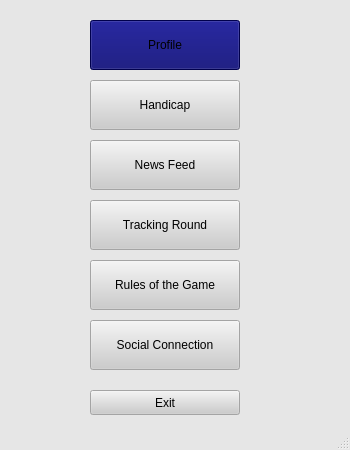
Above: GolfApp/mainwindow.ui from drober23/CS340-GolfApp before the change. Below: the same form after it.
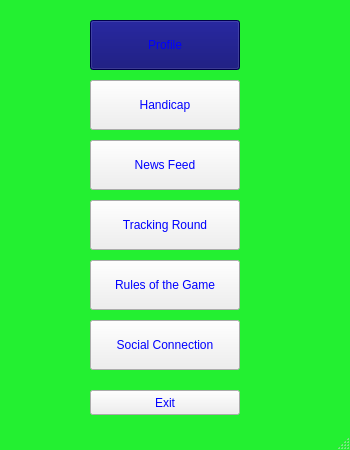
That is the form after the change. Icons and pictures are not drawn.

Commit message: some graphics and new logo

```diff
--- a/GolfApp/mainwindow.ui
+++ b/GolfApp/mainwindow.ui
@@ -18,52 +18,16 @@
        <color alpha="255">
         <red>0</red>
         <green>0</green>
-        <blue>0</blue>
+        <blue>255</blue>
        </color>
       </brush>
      </colorrole>
      <colorrole role="Button">
       <brush brushstyle="SolidPattern">
        <color alpha="255">
-        <red>204</red>
-        <green>204</green>
-        <blue>204</blue>
-       </color>
-      </brush>
-     </colorrole>
-     <colorrole role="Light">
-      <brush brushstyle="SolidPattern">
-       <color alpha="255">
         <red>255</red>
-        <green>255</green>
-        <blue>255</blue>
-       </color>
-      </brush>
-     </colorrole>
-     <colorrole role="Midlight">
-      <brush brushstyle="SolidPattern">
-       <color alpha="255">
-        <red>229</red>
-        <green>229</green>
-        <blue>229</blue>
-       </color>
-      </brush>
-     </colorrole>
-     <colorrole role="Dark">
-      <brush brushstyle="SolidPattern">
-       <color alpha="255">
-        <red>102</red>
-        <green>102</green>
-        <blue>102</blue>
-       </color>
-      </brush>
-     </colorrole>
-     <colorrole role="Mid">
-      <brush brushstyle="SolidPattern">
-       <color alpha="255">
-        <red>136</red>
-        <green>136</green>
-        <blue>136</blue>
+        <green>0</green>
+        <blue>0</blue>
        </color>
       </brush>
      </colorrole>
@@ -72,28 +36,10 @@
        <color alpha="255">
         <red>0</red>
         <green>0</green>
-        <blue>0</blue>
-       </color>
-      </brush>
-     </colorrole>
-     <colorrole role="BrightText">
-      <brush brushstyle="SolidPattern">
-       <color alpha="255">
-        <red>255</red>
-        <green>255</green>
         <blue>255</blue>
        </color>
       </brush>
      </colorrole>
-     <colorrole role="ButtonText">
-      <brush brushstyle="SolidPattern">
-       <color alpha="255">
-        <red>0</red>
-        <green>0</green>
-        <blue>0</blue>
-       </color>
-      </brush>
-     </colorrole>
      <colorrole role="Base">
       <brush brushstyle="SolidPattern">
        <color alpha="255">
@@ -106,45 +52,9 @@
      <colorrole role="Window">
       <brush brushstyle="SolidPattern">
        <color alpha="255">
-        <red>230</red>
-        <green>230</green>
-        <blue>230</blue>
-       </color>
-      </brush>
-     </colorrole>
-     <colorrole role="Shadow">
-      <brush brushstyle="SolidPattern">
-       <color alpha="255">
-        <red>0</red>
-        <green>0</green>
-        <blue>0</blue>
-       </color>
-      </brush>
-     </colorrole>
-     <colorrole role="AlternateBase">
-      <brush brushstyle="SolidPattern">
-       <color alpha="255">
-        <red>229</red>
-        <green>229</green>
-        <blue>229</blue>
-       </color>
-      </brush>
-     </colorrole>
-     <colorrole role="ToolTipBase">
-      <brush brushstyle="SolidPattern">
-       <color alpha="255">
-        <red>255</red>
-        <green>255</green>
-        <blue>220</blue>
-       </color>
-      </brush>
-     </colorrole>
-     <colorrole role="ToolTipText">
-      <brush brushstyle="SolidPattern">
-       <color alpha="255">
-        <red>0</red>
-        <green>0</green>
-        <blue>0</blue>
+        <red>35</red>
+        <green>240</green>
+        <blue>49</blue>
        </color>
       </brush>
      </colorrole>
@@ -155,52 +65,16 @@
        <color alpha="255">
         <red>0</red>
         <green>0</green>
-        <blue>0</blue>
+        <blue>255</blue>
        </color>
       </brush>
      </colorrole>
      <colorrole role="Button">
       <brush brushstyle="SolidPattern">
        <color alpha="255">
-        <red>204</red>
-        <green>204</green>
-        <blue>204</blue>
-       </color>
-      </brush>
-     </colorrole>
-     <colorrole role="Light">
-      <brush brushstyle="SolidPattern">
-       <color alpha="255">
         <red>255</red>
-        <green>255</green>
-        <blue>255</blue>
-       </color>
-      </brush>
-     </colorrole>
-     <colorrole role="Midlight">
-      <brush brushstyle="SolidPattern">
-       <color alpha="255">
-        <red>229</red>
-        <green>229</green>
-        <blue>229</blue>
-       </color>
-      </brush>
-     </colorrole>
-     <colorrole role="Dark">
-      <brush brushstyle="SolidPattern">
-       <color alpha="255">
-        <red>102</red>
-        <green>102</green>
-        <blue>102</blue>
-       </color>
-      </brush>
-     </colorrole>
-     <colorrole role="Mid">
-      <brush brushstyle="SolidPattern">
-       <color alpha="255">
-        <red>136</red>
-        <green>136</green>
-        <blue>136</blue>
+        <green>0</green>
+        <blue>0</blue>
        </color>
       </brush>
      </colorrole>
@@ -209,28 +83,10 @@
        <color alpha="255">
         <red>0</red>
         <green>0</green>
-        <blue>0</blue>
-       </color>
-      </brush>
-     </colorrole>
-     <colorrole role="BrightText">
-      <brush brushstyle="SolidPattern">
-       <color alpha="255">
-        <red>255</red>
-        <green>255</green>
         <blue>255</blue>
        </color>
       </brush>
      </colorrole>
-     <colorrole role="ButtonText">
-      <brush brushstyle="SolidPattern">
-       <color alpha="255">
-        <red>0</red>
-        <green>0</green>
-        <blue>0</blue>
-       </color>
-      </brush>
-     </colorrole>
      <colorrole role="Base">
       <brush brushstyle="SolidPattern">
        <color alpha="255">
@@ -243,45 +99,9 @@
      <colorrole role="Window">
       <brush brushstyle="SolidPattern">
        <color alpha="255">
-        <red>230</red>
-        <green>230</green>
-        <blue>230</blue>
-       </color>
-      </brush>
-     </colorrole>
-     <colorrole role="Shadow">
-      <brush brushstyle="SolidPattern">
-       <color alpha="255">
-        <red>0</red>
-        <green>0</green>
-        <blue>0</blue>
-       </color>
-      </brush>
-     </colorrole>
-     <colorrole role="AlternateBase">
-      <brush brushstyle="SolidPattern">
-       <color alpha="255">
-        <red>229</red>
-        <green>229</green>
-        <blue>229</blue>
-       </color>
-      </brush>
-     </colorrole>
-     <colorrole role="ToolTipBase">
-      <brush brushstyle="SolidPattern">
-       <color alpha="255">
-        <red>255</red>
-        <green>255</green>
-        <blue>220</blue>
-       </color>
-      </brush>
-     </colorrole>
-     <colorrole role="ToolTipText">
-      <brush brushstyle="SolidPattern">
-       <color alpha="255">
-        <red>0</red>
-        <green>0</green>
-        <blue>0</blue>
+        <red>35</red>
+        <green>240</green>
+        <blue>49</blue>
        </color>
       </brush>
      </colorrole>
@@ -290,135 +110,45 @@
      <colorrole role="WindowText">
       <brush brushstyle="SolidPattern">
        <color alpha="255">
-        <red>102</red>
-        <green>102</green>
-        <blue>102</blue>
+        <red>120</red>
+        <green>120</green>
+        <blue>120</blue>
        </color>
       </brush>
      </colorrole>
      <colorrole role="Button">
       <brush brushstyle="SolidPattern">
        <color alpha="255">
-        <red>204</red>
-        <green>204</green>
-        <blue>204</blue>
-       </color>
-      </brush>
-     </colorrole>
-     <colorrole role="Light">
-      <brush brushstyle="SolidPattern">
-       <color alpha="255">
         <red>255</red>
-        <green>255</green>
-        <blue>255</blue>
-       </color>
-      </brush>
-     </colorrole>
-     <colorrole role="Midlight">
-      <brush brushstyle="SolidPattern">
-       <color alpha="255">
-        <red>229</red>
-        <green>229</green>
-        <blue>229</blue>
-       </color>
-      </brush>
-     </colorrole>
-     <colorrole role="Dark">
-      <brush brushstyle="SolidPattern">
-       <color alpha="255">
-        <red>102</red>
-        <green>102</green>
-        <blue>102</blue>
-       </color>
-      </brush>
-     </colorrole>
-     <colorrole role="Mid">
-      <brush brushstyle="SolidPattern">
-       <color alpha="255">
-        <red>136</red>
-        <green>136</green>
-        <blue>136</blue>
+        <green>0</green>
+        <blue>0</blue>
        </color>
       </brush>
      </colorrole>
      <colorrole role="Text">
       <brush brushstyle="SolidPattern">
        <color alpha="255">
-        <red>102</red>
-        <green>102</green>
-        <blue>102</blue>
-       </color>
-      </brush>
-     </colorrole>
-     <colorrole role="BrightText">
-      <brush brushstyle="SolidPattern">
-       <color alpha="255">
-        <red>255</red>
-        <green>255</green>
-        <blue>255</blue>
-       </color>
-      </brush>
-     </colorrole>
-     <colorrole role="ButtonText">
-      <brush brushstyle="SolidPattern">
-       <color alpha="255">
-        <red>102</red>
-        <green>102</green>
-        <blue>102</blue>
+        <red>120</red>
+        <green>120</green>
+        <blue>120</blue>
        </color>
       </brush>
      </colorrole>
      <colorrole role="Base">
       <brush brushstyle="SolidPattern">
        <color alpha="255">
-        <red>230</red>
-        <green>230</green>
-        <blue>230</blue>
+        <red>35</red>
+        <green>240</green>
+        <blue>49</blue>
        </color>
       </brush>
      </colorrole>
      <colorrole role="Window">
       <brush brushstyle="SolidPattern">
        <color alpha="255">
-        <red>230</red>
-        <green>230</green>
-        <blue>230</blue>
-       </color>
-      </brush>
-     </colorrole>
-     <colorrole role="Shadow">
-      <brush brushstyle="SolidPattern">
-       <color alpha="255">
-        <red>0</red>
-        <green>0</green>
-        <blue>0</blue>
-       </color>
-      </brush>
-     </colorrole>
-     <colorrole role="AlternateBase">
-      <brush brushstyle="SolidPattern">
-       <color alpha="255">
-        <red>204</red>
-        <green>204</green>
-        <blue>204</blue>
-       </color>
-      </brush>
-     </colorrole>
-     <colorrole role="ToolTipBase">
-      <brush brushstyle="SolidPattern">
-       <color alpha="255">
-        <red>255</red>
-        <green>255</green>
-        <blue>220</blue>
-       </color>
-      </brush>
-     </colorrole>
-     <colorrole role="ToolTipText">
-      <brush brushstyle="SolidPattern">
-       <color alpha="255">
-        <red>0</red>
-        <green>0</green>
-        <blue>0</blue>
+        <red>35</red>
+        <green>240</green>
+        <blue>49</blue>
        </color>
       </brush>
      </colorrole>
@@ -428,10 +158,10 @@
   <property name="windowTitle">
    <string>GolfApp</string>
   </property>
-  <property name="styleSheet">
-   <string notr="true"/>
-  </property>
   <widget class="QWidget" name="centralWidget">
+   <property name="styleSheet">
+    <string notr="true">background-image: url(:/new/prefix1/LOGO.jpg);</string>
+   </property>
    <widget class="QPushButton" name="exitButton">
     <property name="geometry">
      <rect>
@@ -442,7 +172,8 @@
      </rect>
     </property>
     <property name="styleSheet">
-     <string notr="true">font: 14pt &quot;Comic Sans MS&quot;;</string>
+     <string notr="true">color: rgb(0, 0, 255);
+font: 10pt &quot;Comic Sans MS&quot;;</string>
     </property>
     <property name="text">
      <string>Exit</string>
@@ -465,7 +196,7 @@
          <color alpha="255">
           <red>0</red>
           <green>0</green>
-          <blue>0</blue>
+          <blue>255</blue>
          </color>
         </brush>
        </colorrole>
@@ -474,7 +205,7 @@
          <color alpha="255">
           <red>0</red>
           <green>0</green>
-          <blue>0</blue>
+          <blue>106</blue>
          </color>
         </brush>
        </colorrole>
@@ -519,7 +250,7 @@
          <color alpha="255">
           <red>0</red>
           <green>0</green>
-          <blue>0</blue>
+          <blue>255</blue>
          </color>
         </brush>
        </colorrole>
@@ -528,7 +259,7 @@
          <color alpha="255">
           <red>0</red>
           <green>0</green>
-          <blue>0</blue>
+          <blue>255</blue>
          </color>
         </brush>
        </colorrole>
@@ -593,7 +324,7 @@
          <color alpha="255">
           <red>0</red>
           <green>0</green>
-          <blue>0</blue>
+          <blue>255</blue>
          </color>
         </brush>
        </colorrole>
@@ -647,7 +378,7 @@
          <color alpha="255">
           <red>0</red>
           <green>0</green>
-          <blue>0</blue>
+          <blue>255</blue>
          </color>
         </brush>
        </colorrole>
@@ -656,7 +387,7 @@
          <color alpha="255">
           <red>0</red>
           <green>0</green>
-          <blue>0</blue>
+          <blue>255</blue>
          </color>
         </brush>
        </colorrole>
@@ -852,7 +583,8 @@
      <bool>false</bool>
     </property>
     <property name="styleSheet">
-     <string notr="true">font: 15pt &quot;Comic Sans MS&quot;;</string>
+     <string notr="true">color: rgb(0, 0, 255);
+font: 10pt &quot;Comic Sans MS&quot;;</string>
     </property>
     <property name="text">
      <string>Profile</string>
@@ -867,12 +599,9 @@
       <height>50</height>
      </rect>
     </property>
-    <property name="autoFillBackground">
-     <bool>false</bool>
-    </property>
     <property name="styleSheet">
-     <string notr="true">font: 15pt &quot;Comic Sans MS&quot;;
-</string>
+     <string notr="true">color: rgb(0, 0, 255);
+font: 10pt &quot;Comic Sans MS&quot;;</string>
     </property>
     <property name="text">
      <string>Handicap</string>
@@ -890,12 +619,9 @@
     <property name="whatsThis">
      <string>&lt;html&gt;&lt;head/&gt;&lt;body&gt;&lt;p&gt;See The Latest Golf News!&lt;/p&gt;&lt;/body&gt;&lt;/html&gt;</string>
     </property>
-    <property name="autoFillBackground">
-     <bool>false</bool>
-    </property>
     <property name="styleSheet">
-     <string notr="true">font: 15pt &quot;Comic Sans MS&quot;;
-</string>
+     <string notr="true">color: rgb(0, 0, 255);
+font: 10pt &quot;Comic Sans MS&quot;;</string>
     </property>
     <property name="text">
      <string>News Feed</string>
@@ -914,7 +640,8 @@
      <string>&lt;html&gt;&lt;head/&gt;&lt;body&gt;&lt;p&gt;Virtual Score Card&lt;/p&gt;&lt;/body&gt;&lt;/html&gt;</string>
     </property>
     <property name="styleSheet">
-     <string notr="true">font: 15pt &quot;Comic Sans MS&quot;;</string>
+     <string notr="true">color: rgb(0, 0, 255);
+font: 10pt &quot;Comic Sans MS&quot;;</string>
     </property>
     <property name="text">
      <string>Tracking Round</string>
@@ -933,7 +660,8 @@
      <string>&lt;html&gt;&lt;head/&gt;&lt;body&gt;&lt;p&gt;Official Rules&lt;/p&gt;&lt;/body&gt;&lt;/html&gt;</string>
     </property>
     <property name="styleSheet">
-     <string notr="true">font: 14pt &quot;Comic Sans MS&quot;</string>
+     <string notr="true">color: rgb(0, 0, 255);
+font: 10pt &quot;Comic Sans MS&quot;;</string>
     </property>
     <property name="text">
      <string>Rules of the Game</string>
@@ -952,7 +680,8 @@
      <string>&lt;html&gt;&lt;head/&gt;&lt;body&gt;&lt;p&gt;Search For Other Players&lt;/p&gt;&lt;p&gt;&lt;br/&gt;&lt;/p&gt;&lt;/body&gt;&lt;/html&gt;</string>
     </property>
     <property name="styleSheet">
-     <string notr="true">font: 15pt &quot;Comic Sans MS&quot;;</string>
+     <string notr="true">color: rgb(0, 0, 255);
+font: 10pt &quot;Comic Sans MS&quot;;</string>
     </property>
     <property name="text">
      <string>Social Connection</string>
```
Left out of the diff: 2 changed lines with no effect on the pictures. The commit also changes 30 other files.
